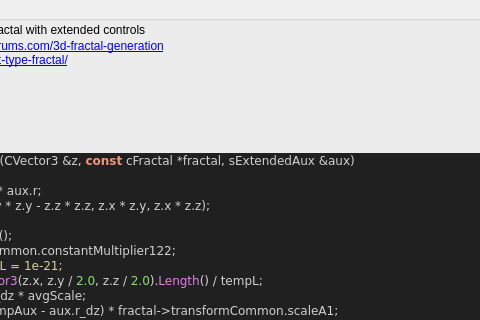
buddhi1980/mandelbulber2, file mandelbulber2/formula/ui/fractal_quaternion3d.ui: the form before one commit; both pictures show x 173 to 653 and y 351 to 671 of the 772 by 818 pixel window.
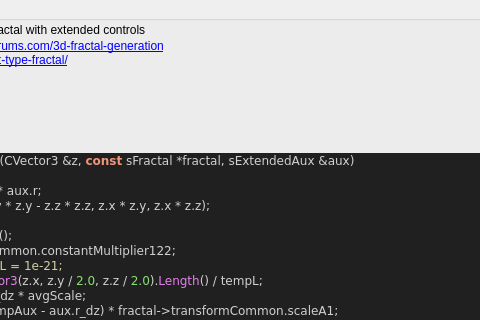
The form after the commit. Custom widgets are drawn as their Qt base class.

```diff
--- a/mandelbulber2/formula/ui/fractal_quaternion3d.ui
+++ b/mandelbulber2/formula/ui/fractal_quaternion3d.ui
@@ -683,7 +683,7 @@
 &lt;/table&gt;
 &lt;br&gt;&lt;b&gt;Examples using this formula&lt;/b&gt;&lt;br&gt;quaternion_3DE_001.fract&lt;h3&gt;Code&lt;/h3&gt;
 &lt;body style=&quot;background-color:#202020&quot;&gt;
-&lt;pre style=&quot;color:#d0d0d0; background-color:#202020;  font-family:'Courier New',monospace;&quot;&gt;&lt;span style=&quot;color:#f09479; font-weight:bold&quot;&gt;void&lt;/span&gt; &lt;span style=&quot;color:#e47eed&quot;&gt;Quaternion3dIteration&lt;/span&gt;&lt;span style=&quot;color:#d0d0d0&quot;&gt;(&lt;/span&gt;CVector3 &lt;span style=&quot;color:#d0d0d0&quot;&gt;&amp;amp;&lt;/span&gt;z&lt;span style=&quot;color:#d0d0d0&quot;&gt;,&lt;/span&gt; &lt;span style=&quot;color:#f09479; font-weight:bold&quot;&gt;const&lt;/span&gt; cFractal &lt;span style=&quot;color:#d0d0d0&quot;&gt;*&lt;/span&gt;fractal&lt;span style=&quot;color:#d0d0d0&quot;&gt;,&lt;/span&gt; sExtendedAux &lt;span style=&quot;color:#d0d0d0&quot;&gt;&amp;amp;&lt;/span&gt;aux&lt;span style=&quot;color:#d0d0d0&quot;&gt;)&lt;/span&gt;
+&lt;pre style=&quot;color:#d0d0d0; background-color:#202020;  font-family:'Courier New',monospace;&quot;&gt;&lt;span style=&quot;color:#f09479; font-weight:bold&quot;&gt;void&lt;/span&gt; &lt;span style=&quot;color:#e47eed&quot;&gt;Quaternion3dIteration&lt;/span&gt;&lt;span style=&quot;color:#d0d0d0&quot;&gt;(&lt;/span&gt;CVector3 &lt;span style=&quot;color:#d0d0d0&quot;&gt;&amp;amp;&lt;/span&gt;z&lt;span style=&quot;color:#d0d0d0&quot;&gt;,&lt;/span&gt; &lt;span style=&quot;color:#f09479; font-weight:bold&quot;&gt;const&lt;/span&gt; sFractal &lt;span style=&quot;color:#d0d0d0&quot;&gt;*&lt;/span&gt;fractal&lt;span style=&quot;color:#d0d0d0&quot;&gt;,&lt;/span&gt; sExtendedAux &lt;span style=&quot;color:#d0d0d0&quot;&gt;&amp;amp;&lt;/span&gt;aux&lt;span style=&quot;color:#d0d0d0&quot;&gt;)&lt;/span&gt;
 &lt;span style=&quot;color:#d0d0d0&quot;&gt;{&lt;/span&gt;
   aux&lt;span style=&quot;color:#d0d0d0&quot;&gt;.&lt;/span&gt;r_dz &lt;span style=&quot;color:#d0d0d0&quot;&gt;=&lt;/span&gt; aux&lt;span style=&quot;color:#d0d0d0&quot;&gt;.&lt;/span&gt;r_dz &lt;span style=&quot;color:#d0d0d0&quot;&gt;*&lt;/span&gt; &lt;span style=&quot;color:#87df71&quot;&gt;2.0&lt;/span&gt; &lt;span style=&quot;color:#d0d0d0&quot;&gt;*&lt;/span&gt; aux&lt;span style=&quot;color:#d0d0d0&quot;&gt;.&lt;/span&gt;r&lt;span style=&quot;color:#d0d0d0&quot;&gt;;&lt;/span&gt;
   z &lt;span style=&quot;color:#d0d0d0&quot;&gt;=&lt;/span&gt; &lt;span style=&quot;color:#e47eed&quot;&gt;CVector3&lt;/span&gt;&lt;span style=&quot;color:#d0d0d0&quot;&gt;(&lt;/span&gt;z&lt;span style=&quot;color:#d0d0d0&quot;&gt;.&lt;/span&gt;x &lt;span style=&quot;color:#d0d0d0&quot;&gt;*&lt;/span&gt; z&lt;span style=&quot;color:#d0d0d0&quot;&gt;.&lt;/span&gt;x &lt;span style=&quot;color:#d0d0d0&quot;&gt;-&lt;/span&gt; z&lt;span style=&quot;color:#d0d0d0&quot;&gt;.&lt;/span&gt;y &lt;span style=&quot;color:#d0d0d0&quot;&gt;*&lt;/span&gt; z&lt;span style=&quot;color:#d0d0d0&quot;&gt;.&lt;/span&gt;y &lt;span style=&quot;color:#d0d0d0&quot;&gt;-&lt;/span&gt; z&lt;span style=&quot;color:#d0d0d0&quot;&gt;.&lt;/span&gt;z &lt;span style=&quot;color:#d0d0d0&quot;&gt;*&lt;/span&gt; z&lt;span style=&quot;color:#d0d0d0&quot;&gt;.&lt;/span&gt;z&lt;span style=&quot;color:#d0d0d0&quot;&gt;,&lt;/span&gt; z&lt;span style=&quot;color:#d0d0d0&quot;&gt;.&lt;/span&gt;x &lt;span style=&quot;color:#d0d0d0&quot;&gt;*&lt;/span&gt; z&lt;span style=&quot;color:#d0d0d0&quot;&gt;.&lt;/span&gt;y&lt;span style=&quot;color:#d0d0d0&quot;&gt;,&lt;/span&gt; z&lt;span style=&quot;color:#d0d0d0&quot;&gt;.&lt;/span&gt;x &lt;span style=&quot;color:#d0d0d0&quot;&gt;*&lt;/span&gt; z&lt;span style=&quot;color:#d0d0d0&quot;&gt;.&lt;/span&gt;z&lt;span style=&quot;color:#d0d0d0&quot;&gt;);&lt;/span&gt;
```
